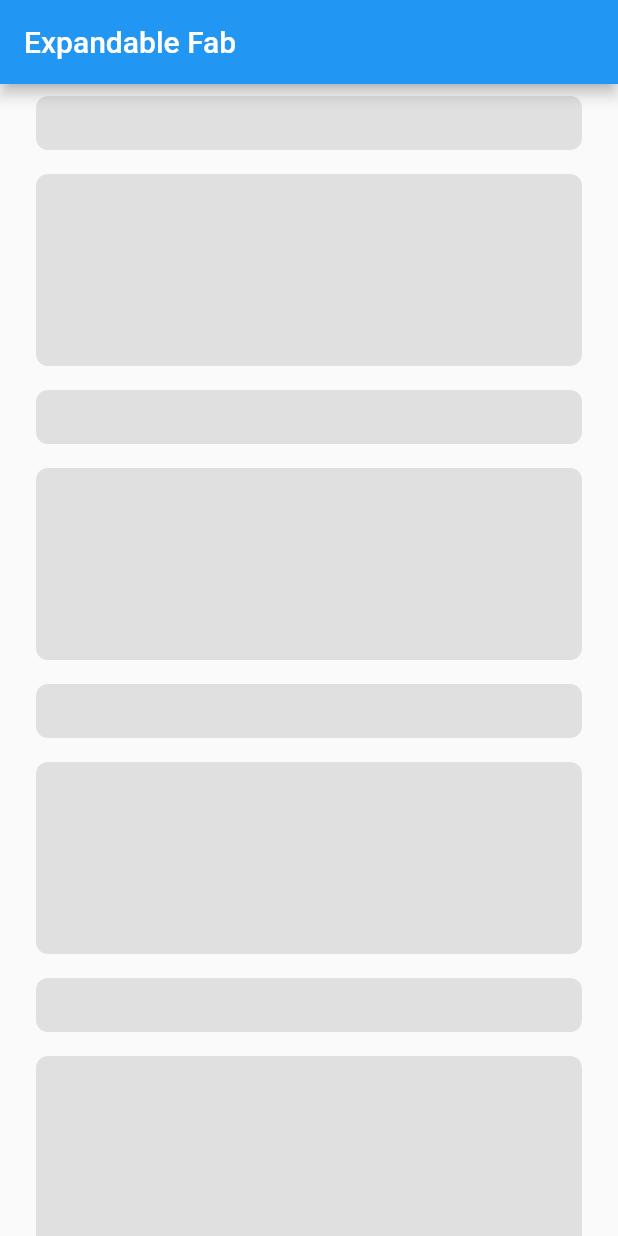
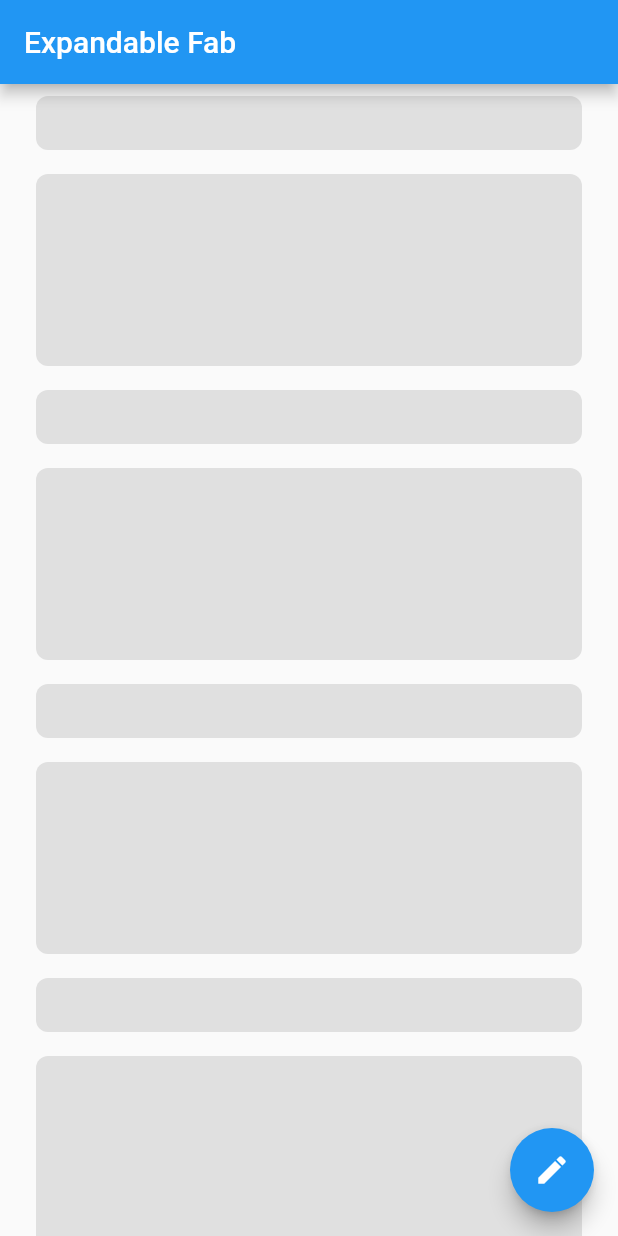
Before and after one commit to nabeshun0/expandable_fab_sample, a Flutter app: the screen it shows after launch, on a phone screen of 412 x 824 dp. Run offline on Flutter 3.47's test engine with Material 2 defaults, Android fonts, the phone set to English and light mode, and no system bars.

Commit message:
Add: FAB cross-fade

```diff
--- a/lib/main.dart
+++ b/lib/main.dart
@@ -24,6 +24,14 @@ class ExampleExpandableFab extends StatelessWidget {
           );
         },
       ),
+      floatingActionButton: ExpandableFab(
+        distance: 112,
+        children: [
+          ActionButton(
+            icon: const Icon(Icons.format_size),
+          ),
+        ],
+      ),
     );
   }
 }
@@ -46,9 +54,111 @@ class ExpandableFab extends StatefulWidget {
 }
 
 class _ExpandableFabState extends State<ExpandableFab> {
+  bool _open = false;
+
+  @override
+  void initState() {
+    super.initState();
+    _open = widget.initialOpen ?? false;
+  }
+
+  void _toggle() {
+    setState(() {
+      _open = !_open;
+    });
+  }
+
   @override
   Widget build(BuildContext context) {
-    return Container();
+    return SizedBox.expand(
+      child: Stack(
+        alignment: Alignment.bottomRight,
+        clipBehavior: Clip.none,
+        children: [
+          _buildTapToCloseFab(),
+          _buildTapToOpenFab(),
+        ],
+      ),
+    );
+  }
+
+  Widget _buildTapToCloseFab() {
+    return SizedBox(
+      width: 56.0,
+      height: 56.0,
+      child: Center(
+        child: Material(
+          shape: const CircleBorder(),
+          clipBehavior: Clip.antiAlias,
+          elevation: 4.0,
+          child: InkWell(
+            onTap: _toggle,
+            child: Padding(
+              padding: const EdgeInsets.all(8.0),
+              child: Icon(
+                Icons.close,
+                color: Theme.of(context).primaryColor,
+              ),
+            ),
+          ),
+        ),
+      ),
+    );
+  }
+
+  Widget _buildTapToOpenFab() {
+    return IgnorePointer(
+      ignoring: _open,
+      child: AnimatedContainer(
+        transformAlignment: Alignment.center,
+        transform: Matrix4.diagonal3Values(
+          _open ? 0.7 : 1.0,
+          _open ? 0.7 : 1.0,
+          1.0,
+        ),
+        duration: const Duration(milliseconds: 250),
+        curve: const Interval(0.0, 0.5, curve: Curves.easeOut),
+        child: AnimatedOpacity(
+          opacity: _open ? 0.0 : 1.0,
+          curve: const Interval(0.25, 1.0, curve: Curves.easeInOut),
+          duration: const Duration(milliseconds: 250),
+          child: FloatingActionButton(
+            onPressed: _toggle,
+            child: const Icon(Icons.create),
+          ),
+        ),
+      ),
+    );
+  }
+}
+
+@immutable
+class ActionButton extends StatelessWidget {
+  const ActionButton({
+    Key? key,
+    this.onPressed,
+    required this.icon,
+  }) : super(key: key);
+
+  final VoidCallback? onPressed;
+  final Widget icon;
+
+  @override
+  Widget build(BuildContext context) {
+    final theme = Theme.of(context);
+    return Material(
+      shape: const CircleBorder(),
+      clipBehavior: Clip.antiAlias,
+      color: theme.accentColor,
+      elevation: 4.0,
+      child: IconTheme.merge(
+        data: theme.accentIconTheme,
+        child: IconButton(
+          icon: icon,
+          onPressed: onPressed,
+        ),
+      ),
+    );
   }
 }
 
```
